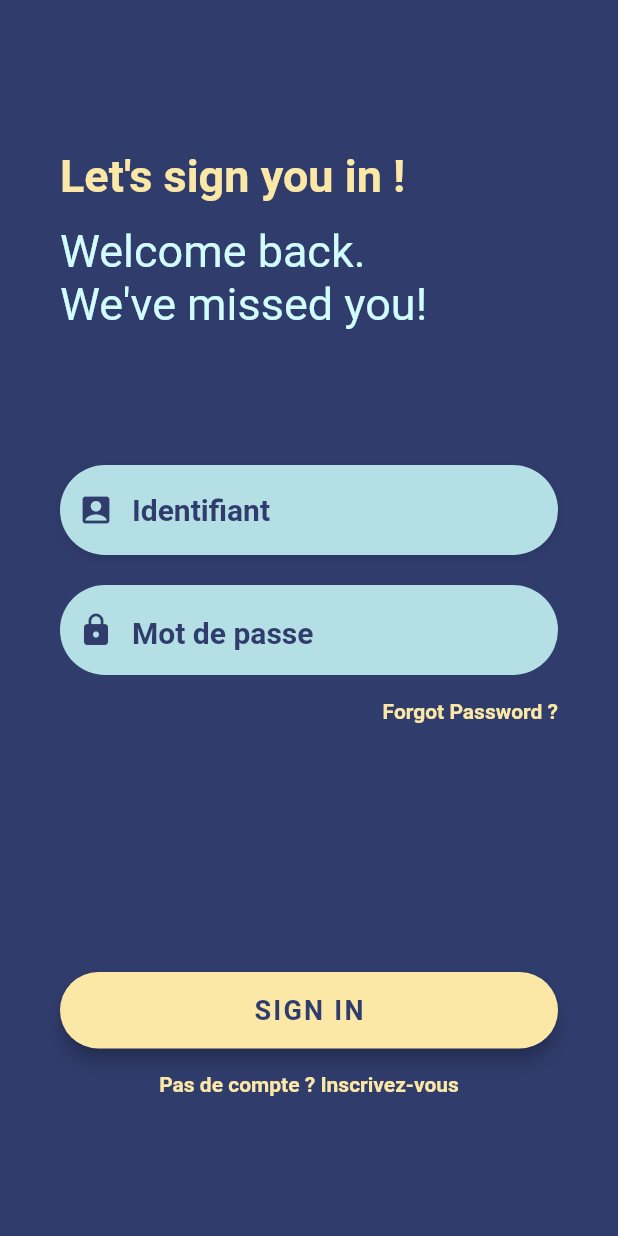
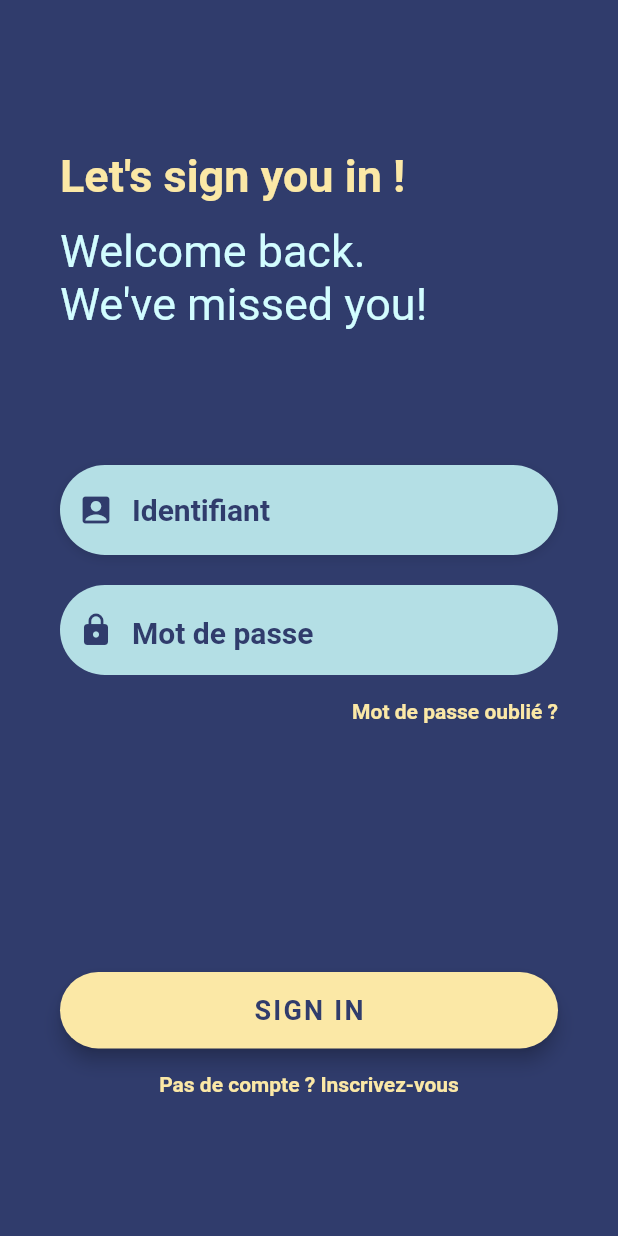
Before and after one commit to Necrelox/AR-U-Here, a Flutter app: the screen it shows after launch, after a tap on "Démarrer", on a phone screen of 412 x 824 dp. Run offline on Flutter 3.47's test engine with Material 2 defaults, Android fonts, the phone set to English and light mode, and no system bars; our stand-ins replace font_awesome_flutter, google_fonts; network calls fail; Roboto replaces fonts that are missing (OpenSans).

Commit message:
change language

```diff
--- a/App/lib/Registration/login.dart
+++ b/App/lib/Registration/login.dart
@@ -130,7 +130,7 @@ class Login_state extends State<Login> {
         onPressed: () => print('Mot de passe oublié'),
         padding: EdgeInsets.only(right: 0.0),
         child: const Text(
-          'Forgot Password ?',
+          'Mot de passe oublié ?',
           style: TextStyle(
             color: Color(0XFFFBE8A6),
             fontWeight: FontWeight.bold,
```
